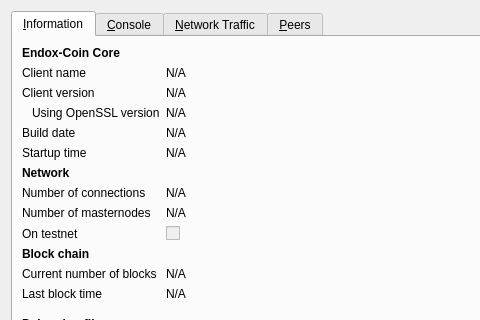
Above: src/qt/forms/rpcconsole.ui from SaltineChips/KatzCoin before the change; both pictures show x 0 to 480 and y 0 to 320 of the 740 by 450 pixel window. Below: the same form after it.
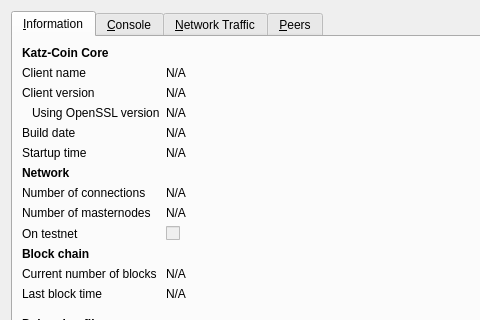
That is the form after the change. Icons and pictures are not drawn. Custom widgets are drawn as their Qt base class.

Commit message:
Katz-Coin
-Instant TX
-BMW512
-VRX
-Gui User Options
-Masternodes
-More.

What changed in the file:
```diff
--- a/src/qt/forms/rpcconsole.ui
+++ b/src/qt/forms/rpcconsole.ui
@@ -36,7 +36,7 @@
           </font>
          </property>
          <property name="text">
-          <string>Endox-Coin Core</string>
+          <string>Katz-Coin Core</string>
          </property>
         </widget>
        </item>
```
Left out of the diff: 6 changed lines with no effect on the pictures. The commit also changes 285 other files.
